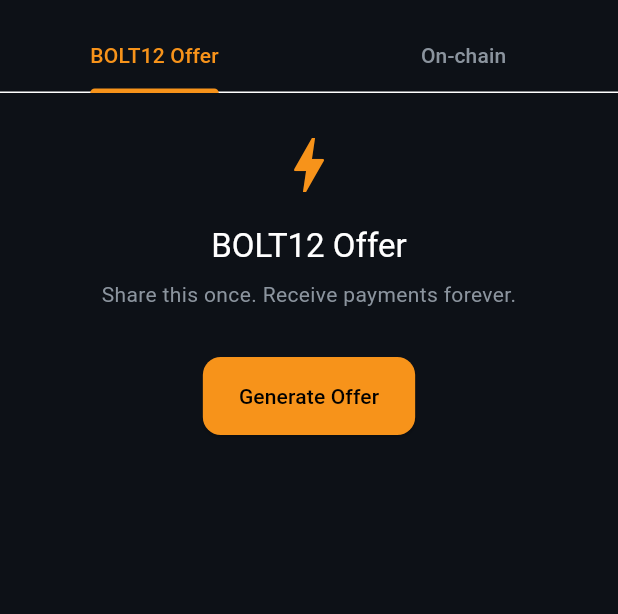
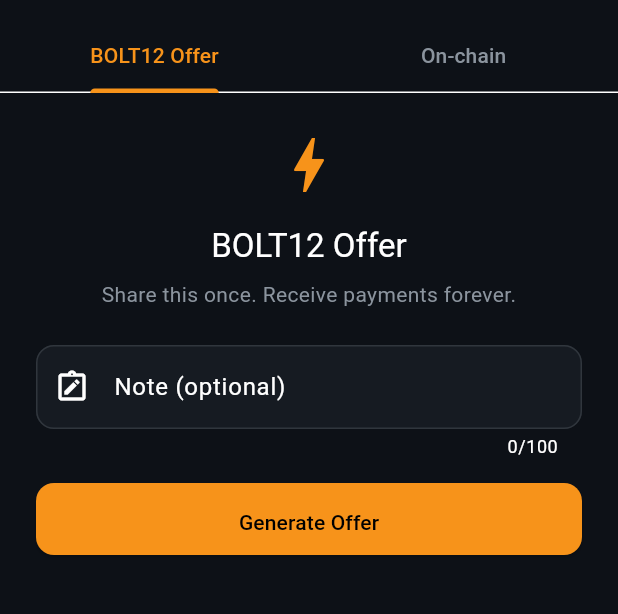
Before and after one commit to jasonsutter87/Bolt21, a Flutter app: the ReceiveScreen screen opened directly, on a phone screen of 412 x 824 dp, the part 63-677 px from its top. Run offline on Flutter 3.47's test engine with Material 3 defaults, Android fonts, the phone set to English and light mode, and no system bars; our stand-ins replace flutter_secure_storage, local_auth, qr_flutter, share_plus; missing offline and left inert: bip39, flutter_breez_liquid, mobile_scanner; accounts and stored records are empty.

Commit message:
Switch from ldk_node to Breez SDK Liquid
- Replace broken ldk_node package with actively maintained Breez SDK Liquid
- Add FlutterBreezLiquid.init() in main.dart for Rust library initialization
- Update LightningService for Breez SDK API (BOLT12, payments, etc.)
- Update WalletProvider with new balance fields (pendingReceive/Send)
- Add optional notes field to BOLT12 receive screen (for Ocean verification)
- Add bottom margin to Create Wallet button
- Simplify channels screen (Liquid uses swaps, not traditional channels)
- Update home screen to show pending balances instead of on-chain/Lightning split
- Breez API key configured for Bolt21

```diff
--- a/lib/screens/receive_screen.dart
+++ b/lib/screens/receive_screen.dart
@@ -2,7 +2,7 @@ import 'package:flutter/material.dart';
 import 'package:flutter/services.dart';
 import 'package:provider/provider.dart';
 import 'package:qr_flutter/qr_flutter.dart';
-import 'package:share_plus/share_plus.dart' show ShareParams, SharePlus;
+import 'package:share_plus/share_plus.dart' show SharePlus, ShareParams;
 import '../providers/wallet_provider.dart';
 import '../utils/theme.dart';
 
@@ -57,14 +57,28 @@ class _ReceiveScreenState extends State<ReceiveScreen>
 }
 
 /// BOLT12 Offer tab - reusable Lightning address
-class _Bolt12Tab extends StatelessWidget {
+class _Bolt12Tab extends StatefulWidget {
   const _Bolt12Tab();
+
+  @override
+  State<_Bolt12Tab> createState() => _Bolt12TabState();
+}
+
+class _Bolt12TabState extends State<_Bolt12Tab> {
+  final _noteController = TextEditingController();
+  String? _savedNote;
+
+  @override
+  void dispose() {
+    _noteController.dispose();
+    super.dispose();
+  }
 
   @override
   Widget build(BuildContext context) {
     return Consumer<WalletProvider>(
       builder: (context, wallet, child) {
-        return Padding(
+        return SingleChildScrollView(
           padding: const EdgeInsets.all(24),
           child: Column(
             children: [
@@ -84,13 +98,38 @@ class _Bolt12Tab extends StatelessWidget {
                 style: TextStyle(color: Bolt21Theme.textSecondary),
                 textAlign: TextAlign.center,
               ),
-              const SizedBox(height: 32),
+              const SizedBox(height: 24),
 
               if (wallet.bolt12Offer == null) ...[
-                ElevatedButton(
+                // Note input field
+                TextField(
+                  controller: _noteController,
+                  decoration: InputDecoration(
+                    labelText: 'Note (optional)',
+                    hintText: 'e.g., Ocean Mining Payout',
+                    hintStyle: TextStyle(
+                      color: Bolt21Theme.textSecondary.withValues(alpha: 0.5),
+                    ),
+                    border: const OutlineInputBorder(),
+                    prefixIcon: const Icon(Icons.note_alt_outlined),
+                  ),
+                  maxLength: 100,
+                ),
+                const SizedBox(height: 16),
+                SizedBox(
+                  width: double.infinity,
+                  height: 48,
+                  child: ElevatedButton(
                     onPressed: wallet.isLoading
                         ? null
-                      : () => wallet.generateBolt12Offer(),
+                        : () {
+                            setState(() {
+                              _savedNote = _noteController.text.isNotEmpty
+                                  ? _noteController.text
+                                  : null;
+                            });
+                            wallet.generateBolt12Offer();
+                          },
                     child: wallet.isLoading
                         ? const SizedBox(
                             width: 20,
@@ -99,15 +138,49 @@ class _Bolt12Tab extends StatelessWidget {
                           )
                         : const Text('Generate Offer'),
                   ),
+                ),
               ] else ...[
+                // Show note if provided
+                if (_savedNote != null && _savedNote!.isNotEmpty) ...[
+                  Container(
+                    width: double.infinity,
+                    padding: const EdgeInsets.all(12),
+                    decoration: BoxDecoration(
+                      color: Bolt21Theme.orange.withValues(alpha: 0.1),
+                      borderRadius: BorderRadius.circular(8),
+                      border: Border.all(
+                        color: Bolt21Theme.orange.withValues(alpha: 0.3),
+                      ),
+                    ),
+                    child: Row(
+                      children: [
+                        const Icon(
+                          Icons.note_alt,
+                          color: Bolt21Theme.orange,
+                          size: 20,
+                        ),
+                        const SizedBox(width: 8),
                         Expanded(
-                  child: _QrCard(
+                          child: Text(
+                            _savedNote!,
+                            style: const TextStyle(
+                              color: Bolt21Theme.orange,
+                              fontWeight: FontWeight.w500,
+                            ),
+                          ),
+                        ),
+                      ],
+                    ),
+                  ),
+                  const SizedBox(height: 16),
+                ],
+                _QrCard(
                   data: wallet.bolt12Offer!,
                   label: 'Scan to pay',
                 ),
-                ),
                 const SizedBox(height: 16),
                 _ActionButtons(data: wallet.bolt12Offer!),
+                const SizedBox(height: 32),
               ],
             ],
           ),
```
Also changed, not shown: lib/main.dart (+6 -1 lines), lib/providers/wallet_provider.dart (+25 -47 lines), lib/screens/create_wallet_screen.dart (+21 -2 lines), lib/screens/home_screen.dart (+6 -6 lines), lib/screens/send_screen.dart (+3 -11 lines), lib/screens/settings_screen.dart (+13 -71 lines), lib/services/lightning_service.dart (+153 -126 lines), pubspec.yaml (+9 -2 lines), pubspec.lock. Lines whose indentation alone changed are shown as unchanged.
